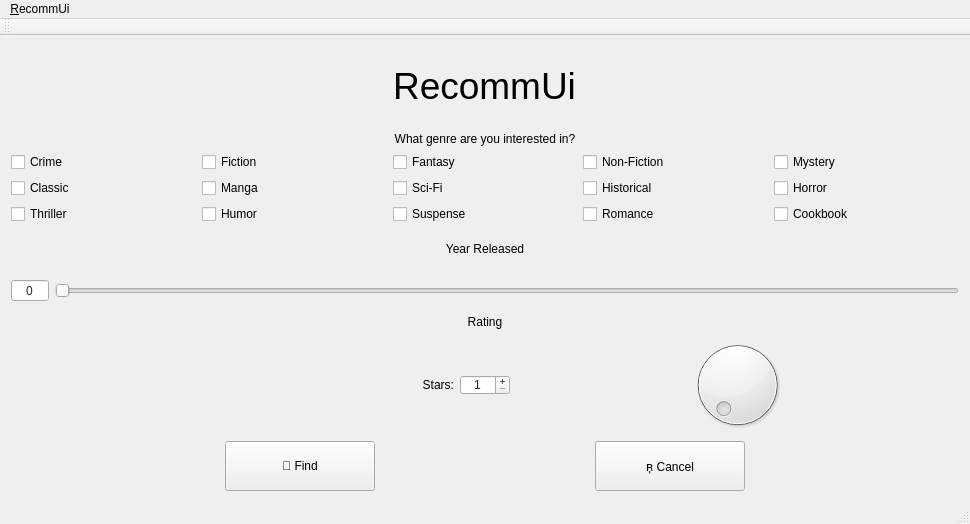
This is choicewindow.ui in ameyrk99/rekt as Qt 5 draws it before an edit. The edited form follows.
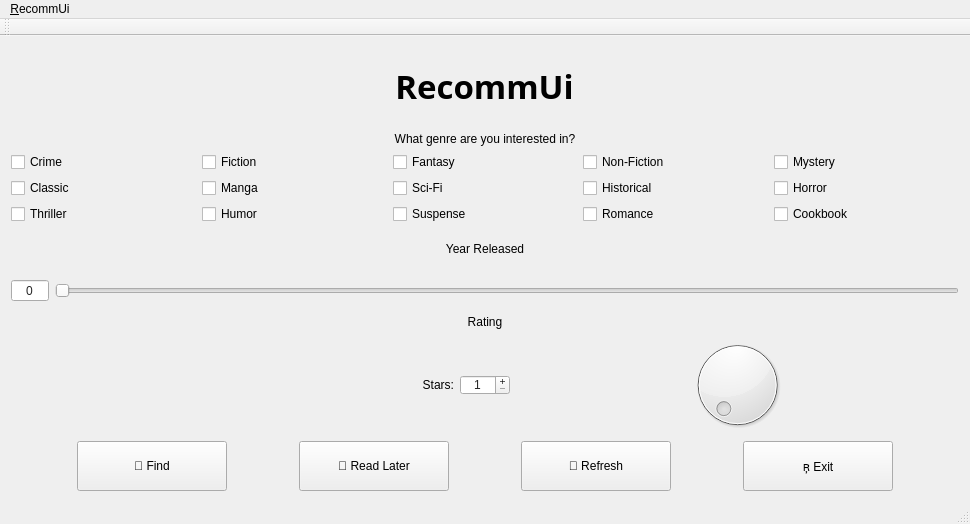
This is the edited form.

Diff of the .ui file:
```diff
--- a/choicewindow.ui
+++ b/choicewindow.ui
@@ -64,7 +64,13 @@
         </property>
         <property name="font">
          <font>
-          <pointsize>28</pointsize>
+          <family>Fira Mono</family>
+          <pointsize>25</pointsize>
+          <weight>75</weight>
+          <bold>true</bold>
+          <underline>false</underline>
+          <strikeout>false</strikeout>
+          <kerning>true</kerning>
          </font>
         </property>
         <property name="mouseTracking">
@@ -475,7 +481,33 @@
            </size>
           </property>
           <property name="text">
-           <string> Cancel</string>
+           <string> Read Later</string>
+          </property>
+         </widget>
+        </item>
+        <item>
+         <widget class="QPushButton" name="button_refresh">
+          <property name="maximumSize">
+           <size>
+            <width>150</width>
+            <height>50</height>
+           </size>
+          </property>
+          <property name="text">
+           <string> Refresh</string>
+          </property>
+         </widget>
+        </item>
+        <item>
+         <widget class="QPushButton" name="button_exit">
+          <property name="maximumSize">
+           <size>
+            <width>150</width>
+            <height>50</height>
+           </size>
+          </property>
+          <property name="text">
+           <string> Exit</string>
           </property>
          </widget>
         </item>
```
Left out of the diff: 4 changed lines with no effect on the pictures.
